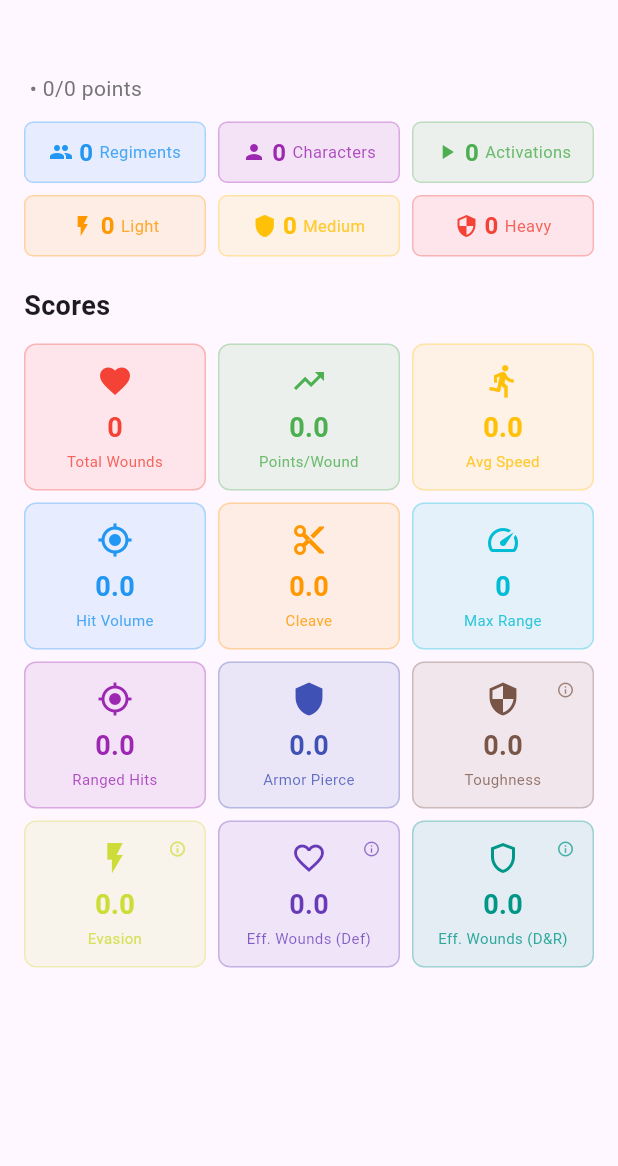
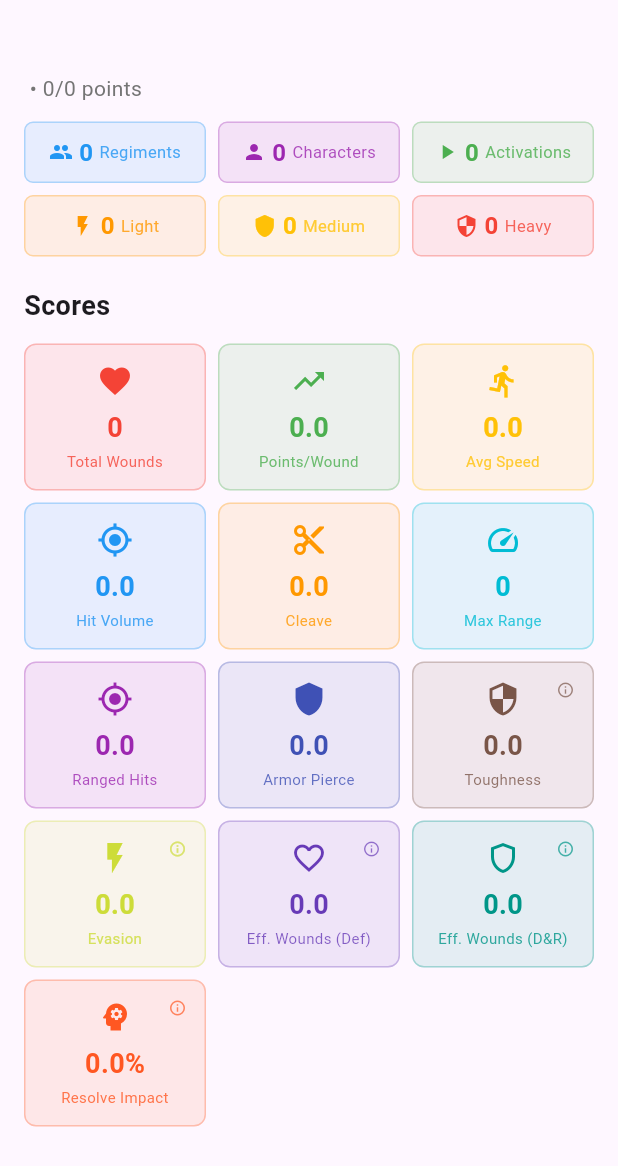
Before and after one commit to WoodRust/ConquestListAnalyser, a Flutter app: the ScoreDisplayWidget widget shown alone on an empty page, opened directly with empty values, on a phone screen of 412 x 824 dp. Shown: the top 1166 px of the screen. Run offline on Flutter 3.47's test engine with Material 3 defaults, Android fonts, the phone set to English and light mode, and no system bars.

Commit message:
Add resolve impact percentage

```diff
--- a/lib/models/list_score.dart
+++ b/lib/models/list_score.dart
@@ -15,6 +15,8 @@ class ListScore {
   final double evasion;
   final double effectiveWoundsDefense; // Renamed from effectiveWounds
   final double effectiveWoundsDefenseResolve; // New field
+  final double
+      resolveImpactPercentage; // New field - percentage impact of resolve
   final DateTime calculatedAt;
 
   const ListScore({
@@ -31,6 +33,7 @@ class ListScore {
     required this.evasion,
     required this.effectiveWoundsDefense,
     required this.effectiveWoundsDefenseResolve,
+    required this.resolveImpactPercentage,
     required this.calculatedAt,
   });
 
@@ -54,6 +57,7 @@ Toughness: ${toughness.toStringAsFixed(1)}
 Evasion: ${evasion.toStringAsFixed(1)}
 Effective Wounds (Defense): ${effectiveWoundsDefense.toStringAsFixed(1)}
 Effective Wounds (Defense & Resolve): ${effectiveWoundsDefenseResolve.toStringAsFixed(1)}
+Resolve Impact: ${resolveImpactPercentage.toStringAsFixed(1)}%
 
 Calculated: ${calculatedAt.toString().split('.')[0]}
 ''';
@@ -61,5 +65,5 @@ Calculated: ${calculatedAt.toString().split('.')[0]}
 
   @override
   String toString() =>
-      'ListScore(wounds: $totalWounds, ppw: ${pointsPerWound.toStringAsFixed(2)}, ehv: ${expectedHitVolume.toStringAsFixed(1)}, cleave: ${cleaveRating.toStringAsFixed(1)}, ranged: ${rangedExpectedHits.toStringAsFixed(1)}, armorPiercing: ${rangedArmorPiercingRating.toStringAsFixed(1)}, maxRange: $maxRange, avgSpeed: ${averageSpeed.toStringAsFixed(1)}, toughness: ${toughness.toStringAsFixed(1)}, evasion: ${evasion.toStringAsFixed(1)}, effectiveWoundsDefense: ${effectiveWoundsDefense.toStringAsFixed(1)}, effectiveWoundsDefenseResolve: ${effectiveWoundsDefenseResolve.toStringAsFixed(1)})';
+      'ListScore(wounds: $totalWounds, ppw: ${pointsPerWound.toStringAsFixed(2)}, ehv: ${expectedHitVolume.toStringAsFixed(1)}, cleave: ${cleaveRating.toStringAsFixed(1)}, ranged: ${rangedExpectedHits.toStringAsFixed(1)}, armorPiercing: ${rangedArmorPiercingRating.toStringAsFixed(1)}, maxRange: $maxRange, avgSpeed: ${averageSpeed.toStringAsFixed(1)}, toughness: ${toughness.toStringAsFixed(1)}, evasion: ${evasion.toStringAsFixed(1)}, effectiveWoundsDefense: ${effectiveWoundsDefense.toStringAsFixed(1)}, effectiveWoundsDefenseResolve: ${effectiveWoundsDefenseResolve.toStringAsFixed(1)}, resolveImpact: ${resolveImpactPercentage.toStringAsFixed(1)}%)';
 }
--- a/lib/ui/widgets/score_display_widget.dart
+++ b/lib/ui/widgets/score_display_widget.dart
@@ -10,12 +10,7 @@ class ScoreDisplayWidget extends StatelessWidget {
   Widget build(BuildContext context) {
     return SingleChildScrollView(
       padding: const EdgeInsets.all(16.0),
-      child: _buildScoresSection(context),
-    );
-  }
-
-  Widget _buildScoresSection(BuildContext context) {
-    return Column(
+      child: Column(
         crossAxisAlignment: CrossAxisAlignment.start,
         children: [
           // Army Summary Section
@@ -31,9 +26,9 @@ class ScoreDisplayWidget extends StatelessWidget {
             ),
           ),
           const SizedBox(height: 12),
-        // Compact grid layout - 3 columns instead of 2
           _buildScoreGrid(context),
         ],
+      ),
     );
   }
 
@@ -305,6 +300,30 @@ class ScoreDisplayWidget extends StatelessWidget {
             ),
           ],
         ),
+        const SizedBox(height: 8),
+        // Fifth row - Resolve impact metric
+        Row(
+          children: [
+            Expanded(
+              child: _buildResolveImpactCompactScoreCard(
+                'Resolve Impact',
+                '${score.resolveImpactPercentage.toStringAsFixed(1)}%',
+                Icons.psychology,
+                Colors.deepOrange,
+                score.resolveImpactPercentage,
+                context,
+              ),
+            ),
+            const SizedBox(width: 8),
+            Expanded(
+              child: Container(),
+            ),
+            const SizedBox(width: 8),
+            Expanded(
+              child: Container(),
+            ),
+          ],
+        ),
       ],
     );
   }
@@ -357,7 +376,6 @@ class ScoreDisplayWidget extends StatelessWidget {
       ),
       child: Stack(
         children: [
-          // Main content centered
           Center(
             child: Column(
               mainAxisAlignment: MainAxisAlignment.center,
@@ -386,7 +404,6 @@ class ScoreDisplayWidget extends StatelessWidget {
               ],
             ),
           ),
-          // Info icon positioned at top-right
           Positioned(
             top: 0,
             right: 0,
@@ -415,7 +432,6 @@ class ScoreDisplayWidget extends StatelessWidget {
       ),
       child: Stack(
         children: [
-          // Main content centered
           Center(
             child: Column(
               mainAxisAlignment: MainAxisAlignment.center,
@@ -444,7 +460,6 @@ class ScoreDisplayWidget extends StatelessWidget {
               ],
             ),
           ),
-          // Info icon positioned at top-right
           Positioned(
             top: 0,
             right: 0,
@@ -478,7 +493,6 @@ class ScoreDisplayWidget extends StatelessWidget {
       ),
       child: Stack(
         children: [
-          // Main content centered
           Center(
             child: Column(
               mainAxisAlignment: MainAxisAlignment.center,
@@ -507,7 +521,6 @@ class ScoreDisplayWidget extends StatelessWidget {
               ],
             ),
           ),
-          // Info icon positioned at top-right
           Positioned(
             top: 0,
             right: 0,
@@ -542,7 +555,6 @@ class ScoreDisplayWidget extends StatelessWidget {
       ),
       child: Stack(
         children: [
-          // Main content centered
           Center(
             child: Column(
               mainAxisAlignment: MainAxisAlignment.center,
@@ -571,13 +583,74 @@ class ScoreDisplayWidget extends StatelessWidget {
               ],
             ),
           ),
-          // Info icon positioned at top-right
           Positioned(
             top: 0,
             right: 0,
             child: GestureDetector(
               onTap: () => _showEffectiveWoundsDefenseResolveTooltip(
                   context, effectiveWoundsValue),
+              child: Icon(
+                Icons.info_outline,
+                color: color.withOpacity(0.7),
+                size: 12,
+              ),
+            ),
+          ),
+        ],
+      ),
+    );
+  }
+
+  Widget _buildResolveImpactCompactScoreCard(
+      String title,
+      String value,
+      IconData icon,
+      Color color,
+      double resolveImpactValue,
+      BuildContext context) {
+    return Container(
+      padding: const EdgeInsets.all(12),
+      decoration: BoxDecoration(
+        color: color.withOpacity(0.1),
+        borderRadius: BorderRadius.circular(8),
+        border: Border.all(color: color.withOpacity(0.3)),
+      ),
+      child: Stack(
+        children: [
+          Center(
+            child: Column(
+              mainAxisAlignment: MainAxisAlignment.center,
+              children: [
+                Icon(icon, color: color, size: 24),
+                const SizedBox(height: 6),
+                Text(
+                  value,
+                  style: TextStyle(
+                    fontSize: 18,
+                    fontWeight: FontWeight.bold,
+                    color: color,
+                  ),
+                ),
+                const SizedBox(height: 2),
+                Text(
+                  title,
+                  style: TextStyle(
+                    fontSize: 10,
+                    color: color.withOpacity(0.8),
+                  ),
+                  textAlign: TextAlign.center,
+                  maxLines: 2,
+                  overflow: TextOverflow.ellipsis,
+                ),
+              ],
+            ),
+          ),
+          Positioned(
+            top: 0,
+            right: 0,
+            child: GestureDetector(
+              onTap: () =>
+                  _showResolveImpactTooltip(context, resolveImpactValue),
               child: Icon(
                 Icons.info_outline,
                 color: color.withOpacity(0.7),
@@ -778,4 +851,73 @@ class ScoreDisplayWidget extends StatelessWidget {
       },
     );
   }
+
+  void _showResolveImpactTooltip(
+      BuildContext context, double resolveImpactValue) {
+    showDialog(
+      context: context,
+      builder: (BuildContext context) {
+        return AlertDialog(
+          title: const Text('Resolve Impact'),
+          content: Column(
+            mainAxisSize: MainAxisSize.min,
+            crossAxisAlignment: CrossAxisAlignment.start,
+            children: [
+              const Text(
+                'Resolve Impact shows how much survivability your army loses due to resolve wounds multiplying on top of failed defenses.',
+                style: TextStyle(fontSize: 16),
+              ),
+              const SizedBox(height: 12),
+              const Text(
+                'Formula: ((Defense&Resolve - Defense) ÷ Defense) × 100',
+                style: TextStyle(fontSize: 14, fontWeight: FontWeight.bold),
+              ),
+              const SizedBox(height: 8),
+              const Text(
+                'Negative values = resolve makes army less survivable',
+                style: TextStyle(fontSize: 14),
+              ),
+              const Text(
+                'Positive values = resolve improves survivability (rare)',
+                style: TextStyle(fontSize: 14),
+              ),
+              const SizedBox(height: 12),
+              const Text(
+                'Impact Categories:',
+                style: TextStyle(fontSize: 14, fontWeight: FontWeight.bold),
+              ),
+              const Text(
+                '• -0% to -10%: Excellent resolve',
+                style: TextStyle(fontSize: 14),
+              ),
+              const Text(
+                '• -11% to -30%: Good resolve',
+                style: TextStyle(fontSize: 14),
+              ),
+              const Text(
+                '• -31% to -50%: Poor resolve',
+                style: TextStyle(fontSize: 14),
+              ),
+              const Text(
+                '• -51% and worse: Terrible resolve',
+                style: TextStyle(fontSize: 14),
+              ),
+              const SizedBox(height: 12),
+              Text(
+                'Your army loses ${resolveImpactValue.abs().toStringAsFixed(1)}% of its defensive survivability due to resolve wounds.',
+                style:
+                    const TextStyle(fontSize: 14, fontStyle: FontStyle.italic),
+              ),
+            ],
+          ),
+          actions: [
+            TextButton(
+              onPressed: () => Navigator.of(context).pop(),
+              child: const Text('OK'),
+            ),
+          ],
+        );
+      },
+    );
   }
+}
```
Also changed, not shown: lib/services/scoring_engine.dart (+17 -0 lines). Lines whose indentation alone changed are shown as unchanged.
